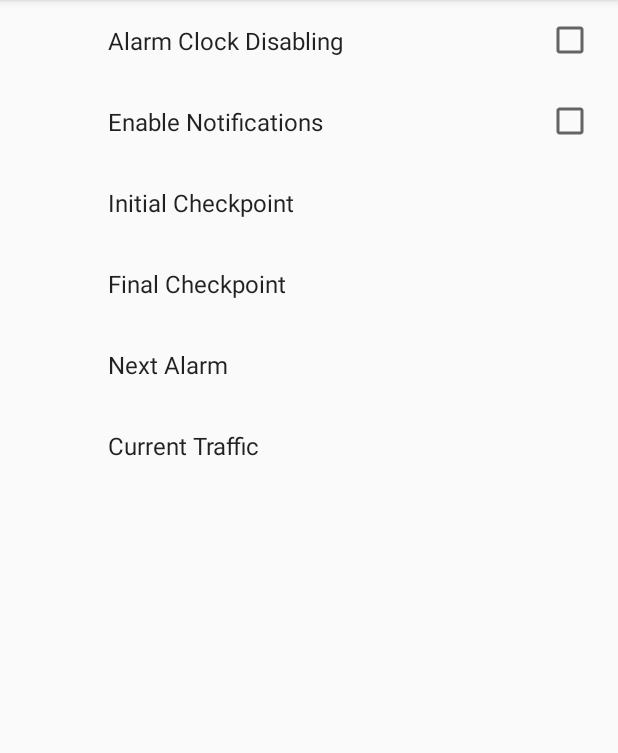
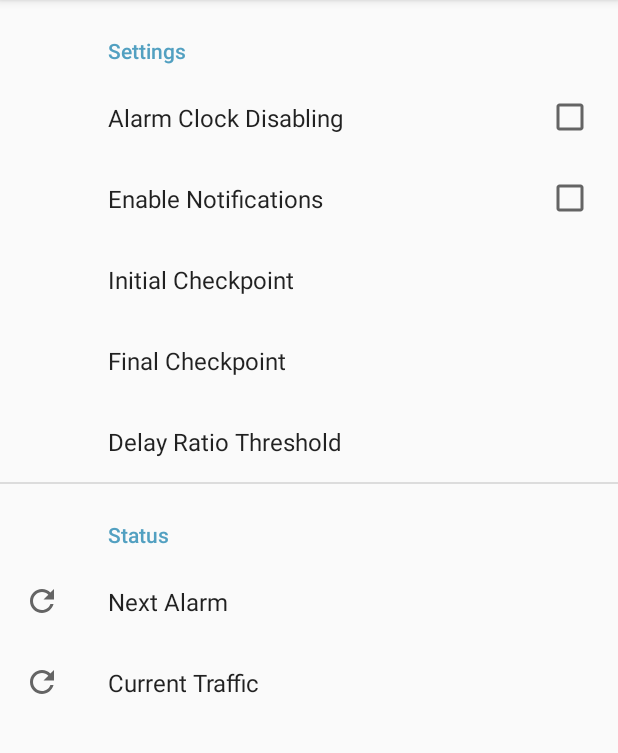
Before and after one commit to pkubik/SmartAlarm, an Android app: the screen it shows after launch (MainActivity), on a phone screen of 412 x 824 dp, the part 84-837 px from its top. Run offline under Robolectric (Android 15) with nearby library versions, the phone set to English and light mode, and no system bars; our stand-ins replace androidx.preference; 7 statements that could not run were skipped.

Commit message:
Threshold selection.

```diff
--- /dev/null
+++ b/app/src/main/res/drawable/ic_menu_refresh.xml
@@ -0,0 +1,25 @@
+<!--
+Copyright (C) 2014 The Android Open Source Project
+
+   Licensed under the Apache License, Version 2.0 (the "License");
+    you may not use this file except in compliance with the License.
+    You may obtain a copy of the License at
+
+         http://www.apache.org/licenses/LICENSE-2.0
+
+    Unless required by applicable law or agreed to in writing, software
+    distributed under the License is distributed on an "AS IS" BASIS,
+    WITHOUT WARRANTIES OR CONDITIONS OF ANY KIND, either express or implied.
+    See the License for the specific language governing permissions and
+    limitations under the License.
+-->
+<vector xmlns:android="http://schemas.android.com/apk/res/android"
+        android:width="24dp"
+        android:height="24dp"
+        android:viewportWidth="24"
+        android:viewportHeight="24"
+        android:tint="?attr/colorControlNormal">
+    <path
+        android:pathData="M17.6,6.4C16.2,4.9 14.2,4 12,4c-4.4,0 -8,3.6 -8,8s3.6,8 8,8c3.7,0 6.8,-2.6 7.7,-6l-2.1,0c-0.8,2.3 -3,4 -5.6,4c-3.3,0 -6,-2.7 -6,-6s2.7,-6 6,-6c1.7,0 3.1,0.7 4.2,1.8L13,11l7,0L20,4L17.6,6.4z"
+        android:fillColor="@android:color/white"/>
+</vector>
--- /dev/null
+++ b/app/src/main/res/values/arrays.xml
@@ -0,0 +1,18 @@
+<?xml version="1.0" encoding="utf-8"?>
+<resources>
+    <string-array name="pref_delay_ratio_option_labels">
+        <item>0% (always true)</item>
+        <item>100%</item>
+        <item>120%</item>
+        <item>150%</item>
+        <item>200%</item>
+    </string-array>
+
+    <string-array name="pref_delay_ratio_option_values">
+        <item>0</item>
+        <item>100</item>
+        <item>120</item>
+        <item>150</item>
+        <item>200</item>
+    </string-array>
+</resources>
--- a/app/src/main/res/values/strings.xml
+++ b/app/src/main/res/values/strings.xml
@@ -6,6 +6,7 @@
     <string name="pref_place_label0">Initial Checkpoint</string>
     <string name="pref_place_label1">Final Checkpoint</string>
     <string name="pref_alarm_label">Next Alarm</string>
+    <string name="pref_delay_ratio">Delay Ratio Threshold</string>
     <string name="pref_current_traffic">Current Traffic</string>
     <string name="pref_enable_smart_label">Alarm Clock Disabling</string>
     <string name="pref_enable_notifications_label">Enable Notifications</string>
--- a/app/src/main/res/xml/pref_alarm.xml
+++ b/app/src/main/res/xml/pref_alarm.xml
@@ -2,6 +2,7 @@
 <PreferenceScreen xmlns:app="http://schemas.android.com/apk/res-auto"
     xmlns:android="http://schemas.android.com/apk/res/android">
 
+    <PreferenceCategory android:title="Settings">
         <CheckBoxPreference
             android:defaultValue="false"
             android:key="enable_smart"
@@ -16,10 +17,22 @@
         <Preference
             android:key="place_picker1"
             android:title="@string/pref_place_label1"/>
+        <ListPreference
+            android:key="delay_ratio"
+            android:title="@string/pref_delay_ratio"
+            android:entries="@array/pref_delay_ratio_option_labels"
+            android:entryValues="@array/pref_delay_ratio_option_values"
+            android:summary="%s"
+            android:defaultValue="150%"/>
+    </PreferenceCategory>
+    <PreferenceCategory android:title="Status">
         <Preference
             android:key="next_alarm"
-        android:title="@string/pref_alarm_label"/>
+            android:title="@string/pref_alarm_label"
+            android:icon="@drawable/ic_menu_refresh"/>
         <Preference
             android:key="current_traffic"
-        android:title="@string/pref_current_traffic"/>
+            android:title="@string/pref_current_traffic"
+            android:icon="@drawable/ic_menu_refresh"/>
+    </PreferenceCategory>
 </PreferenceScreen>
```
Lines whose indentation alone changed are shown as unchanged.
